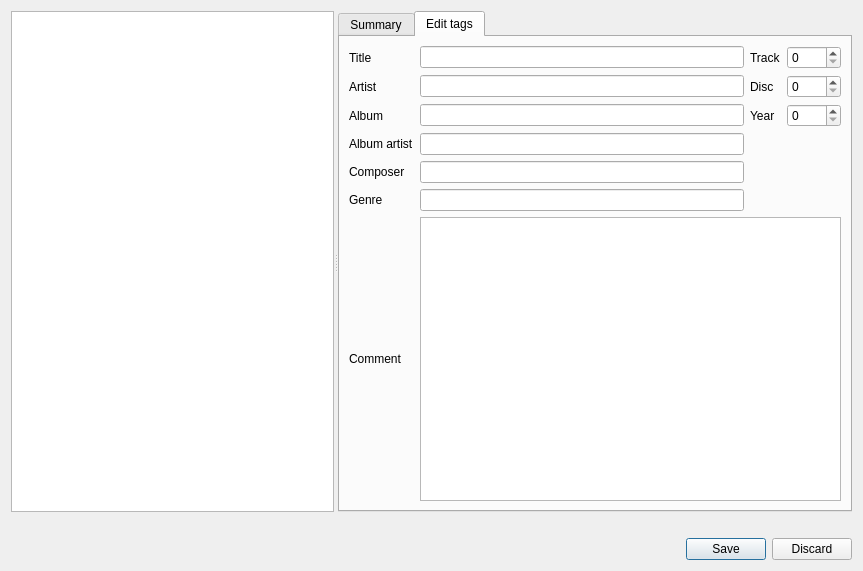
clementine-player/Clementine, file src/ui/edittagdialog.ui: the form before one commit.
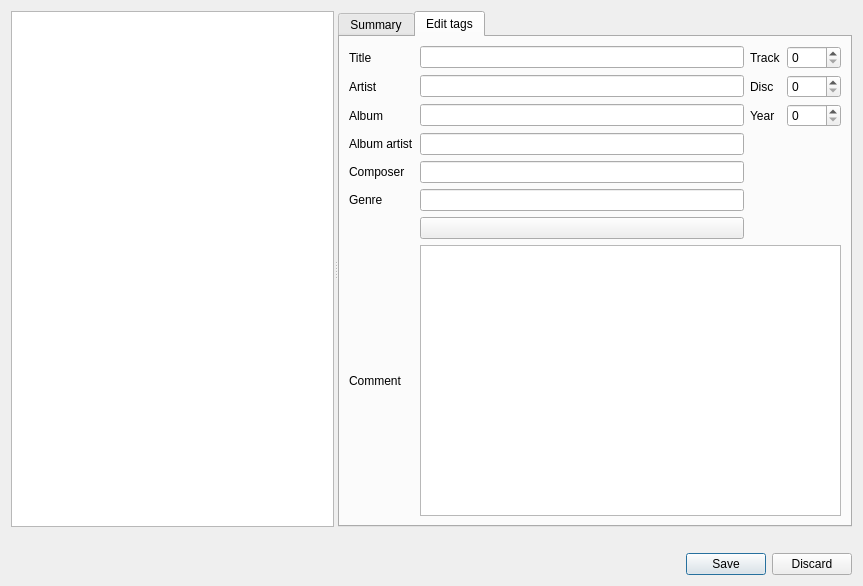
The form after the commit. The open tabs and pages were chosen to show the change. Icons and pictures are not drawn. Custom widgets are drawn as their Qt base class.

```diff
--- a/src/ui/edittagdialog.ui
+++ b/src/ui/edittagdialog.ui
@@ -7,7 +7,7 @@
     <x>0</x>
     <y>0</y>
     <width>863</width>
-    <height>571</height>
+    <height>586</height>
    </rect>
   </property>
   <property name="windowTitle">
@@ -711,7 +711,7 @@
           </property>
          </widget>
         </item>
-        <item row="6" column="0">
+        <item row="7" column="0">
          <widget class="QLabel" name="comment_label">
           <property name="text">
            <string>Comment</string>
@@ -721,7 +721,7 @@
           </property>
          </widget>
         </item>
-        <item row="6" column="1" colspan="3">
+        <item row="7" column="1" colspan="3">
          <widget class="TextEdit" name="comment">
           <property name="has_reset_button" stdset="0">
            <bool>true</bool>
@@ -731,6 +731,10 @@
           </property>
          </widget>
         </item>
+        <item row="6" column="1">
+         <widget class="QPushButton" name="fetch_tag">
+         </widget>
+        </item>
        </layout>
       </widget>
      </widget>
```
Left out of the diff: 2 changed lines with no effect on the pictures.
